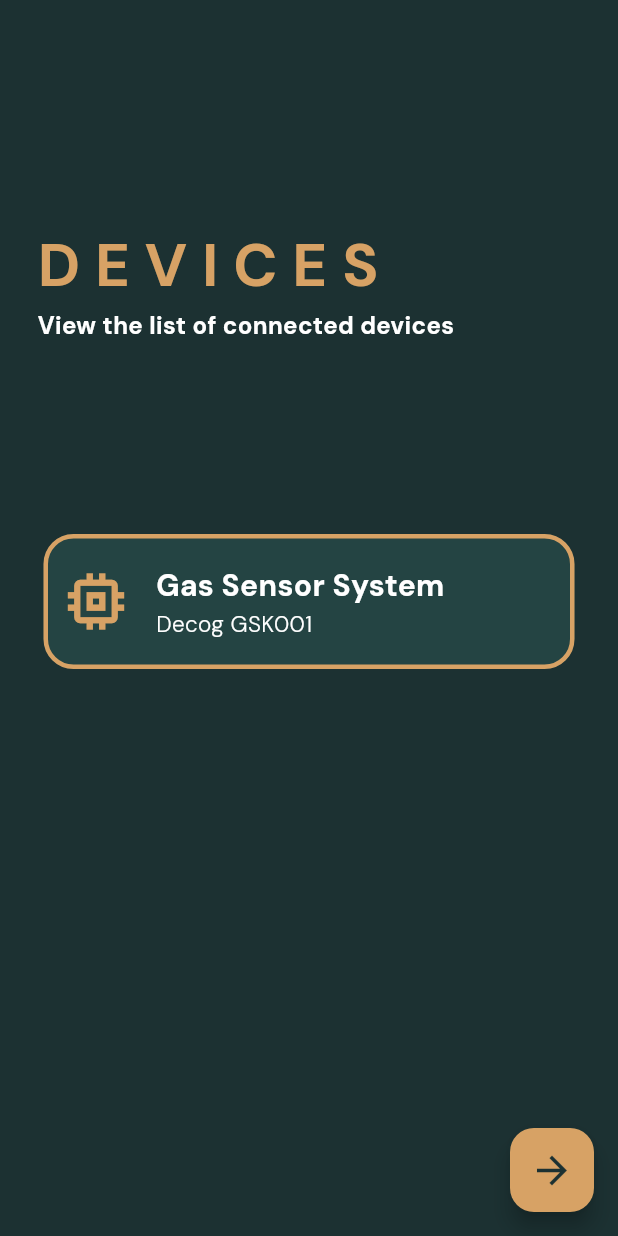
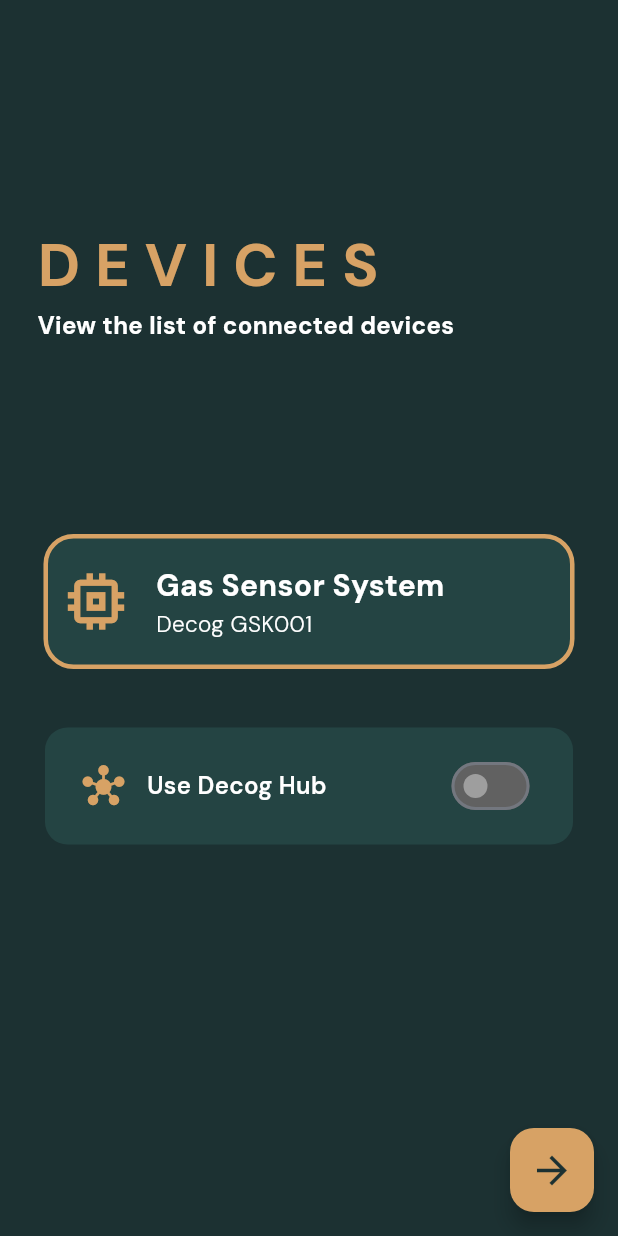
Before and after one commit to DatDevSteve/decog-gsk-connect, a Flutter app: the screen it shows after launch, after a tap on "Gas Sensor System", on a phone screen of 412 x 824 dp. Run offline on Flutter 3.47's test engine with Material 3 defaults, Android fonts, the phone set to English and light mode, and no system bars; our stand-ins replace google_fonts, shared_preferences, supabase_flutter; accounts and stored records are empty.

Commit message:
Add Supabase hub switch and config support
Introduced a new SupabaseConfig class to manage switching between cloud and local (Decog Hub) Supabase backends, with persistent user preference using shared_preferences. Updated main.dart to initialize Supabase based on saved preference. Enhanced device_list.dart with a UI switch to toggle between cloud and local hub, including loading and error handling. Added shared_preferences as a direct dependency.

```diff
--- /dev/null
+++ b/lib/config/supabase_config.dart
@@ -0,0 +1,71 @@
+import 'package:flutter/material.dart';
+import 'package:shared_preferences/shared_preferences.dart';
+import 'package:supabase_flutter/supabase_flutter.dart';
+
+class SupabaseConfig {
+  // Cloud Supabase credentials
+  static const String cloudUrl = 'https://mrqxzkaowylemjpqasdw.supabase.co';
+  static const String cloudAnonKey = 'sb_publishable_cNRFJ6aCyp7Ry5dqoj8vkg_KN8B-L79';
+
+  // Raspberry Pi (Local Hub) credentials via Tailscale
+  // Replace with your actual Raspberry Pi Tailscale IP and credentials
+  static const String localUrl = 'http://100.111.59.127:8000';  // Your Tailscale IP
+  static const String localAnonKey = 'eyJhbGciOiJIUzI1NiIsInR5cCI6IkpXVCJ9.eyJyb2xlIjoiYW5vbiIsImlzcyI6InN1cGFiYXNlIiwiaWF0IjoxNzY1MjE4NjAwLCJleHAiOjE5MjI5ODUwMDB9.cyJ3hGci0iJIUzI1NiIsInR5cCI6IkpXVCJ9.eyJyb2xlIjoiYW5vbiIsImlzcyI6InN1cGFiYXNlIiwiaWF0IjoxNzY1MjE4NjAwLCJleHAiOjE5MjI5ODUwMDB9';
+
+  // Preference key
+  static const String _prefKey = 'use_decog_hub';
+
+  // Get current hub preference
+  static Future<bool> isUsingLocalHub() async {
+    final prefs = await SharedPreferences.getInstance();
+    return prefs.getBool(_prefKey) ?? false; // Default to cloud
+  }
+
+  // Save hub preference
+  static Future<void> setUseLocalHub(bool useLocal) async {
+    final prefs = await SharedPreferences.getInstance();
+    await prefs.setBool(_prefKey, useLocal);
+  }
+
+  // Get current credentials based on preference
+  static Future<Map<String, String>> getCurrentCredentials() async {
+    final useLocal = await isUsingLocalHub();
+    return {
+      'url': useLocal ? localUrl : cloudUrl,
+      'anonKey': useLocal ? localAnonKey : cloudAnonKey,
+    };
+  }
+
+  // Initialize or reinitialize Supabase
+  static Future<void> initializeSupabase({bool forceReinit = false}) async {
+    try {
+      final credentials = await getCurrentCredentials();
+      final isLocal = await isUsingLocalHub();
+
+      if (forceReinit) {
+        // Dispose existing client
+        await Supabase.instance.dispose();
+        debugPrint('🔄 Supabase client disposed');
+      }
+
+      await Supabase.initialize(
+        url: credentials['url']!,
+        anonKey: credentials['anonKey']!,
+      );
+
+      debugPrint('✓ Supabase initialized successfully');
+      debugPrint('📡 Using ${isLocal ? "Local Hub (Raspberry Pi)" : "Cloud Server"}');
+      debugPrint('🌐 URL: ${credentials['url']}');
+    } catch (e) {
+      debugPrint('✗ Supabase initialization error: $e');
+      rethrow;
+    }
+  }
+
+  // Switch between hub and cloud
+  static Future<void> switchHub(bool useLocal) async {
+    debugPrint('🔄 Switching to ${useLocal ? "Local Hub" : "Cloud Server"}...');
+    await setUseLocalHub(useLocal);
+    await initializeSupabase(forceReinit: true);
+  }
+}
--- a/lib/device_list.dart
+++ b/lib/device_list.dart
@@ -1,3 +1,4 @@
+import 'package:decog_gsk/config/supabase_config.dart';  // ADD THIS
 import 'package:decog_gsk/status_monitor.dart';
 import 'package:decog_gsk/switcher_loading.dart';
 import 'package:flutter/material.dart';
@@ -12,12 +13,79 @@ class DeviceList extends StatefulWidget {
 
 class _DeviceListState extends State<DeviceList> {
   bool showButton = false;
-  Color clickBorder = Color.fromRGBO(36, 68, 67, 1);
+  bool useDecogHub = false;  // ADD THIS
+  bool isLoading = true;     // ADD THIS
+  Color clickBorder = const Color.fromRGBO(36, 68, 67, 1);
 
   @override
   void initState() {
     super.initState();
-    StatusMonitor.stopMonitoring();  // Stop monitoring on device list
+    StatusMonitor.stopMonitoring();
+    _loadHubPreference();  // ADD THIS
+  }
+
+  // Load saved hub preference
+  Future<void> _loadHubPreference() async {
+    final isLocal = await SupabaseConfig.isUsingLocalHub();
+    setState(() {
+      useDecogHub = isLocal;
+      isLoading = false;
+    });
+  }
+
+  // Toggle hub preference
+  Future<void> _toggleHub(bool value) async {
+    setState(() {
+      isLoading = true;
+    });
+
+    try {
+      await SupabaseConfig.switchHub(value);
+
+      if (mounted) {
+        setState(() {
+          useDecogHub = value;
+          isLoading = false;
+        });
+
+        // Show confirmation
+        ScaffoldMessenger.of(context).showSnackBar(
+          SnackBar(
+            content: Text(
+              value
+                  ? '✓ Switched to Decog Hub (Local Server)'
+                  : '✓ Switched to Cloud Server',
+              style: GoogleFonts.dmSans(
+                fontWeight: FontWeight.bold,
+                color: Colors.white,
+              ),
+            ),
+            backgroundColor: const Color.fromRGBO(215, 162, 101, 1),
+            duration: const Duration(seconds: 2),
+          ),
+        );
+      }
+    } catch (e) {
+      if (mounted) {
+        setState(() {
+          isLoading = false;
+        });
+
+        ScaffoldMessenger.of(context).showSnackBar(
+          SnackBar(
+            content: Text(
+              '✗ Failed to switch: $e',
+              style: GoogleFonts.dmSans(
+                fontWeight: FontWeight.bold,
+                color: Colors.white,
+              ),
+            ),
+            backgroundColor: Colors.red,
+            duration: const Duration(seconds: 3),
+          ),
+        );
+      }
+    }
   }
 
   @override
@@ -25,14 +93,12 @@ class _DeviceListState extends State<DeviceList> {
     double screenWidth = MediaQuery.of(context).size.width;
     double screenHeight = MediaQuery.of(context).size.height;
 
-
     return Scaffold(
       appBar: AppBar(
         automaticallyImplyLeading: false,
-        backgroundColor: Color.fromRGBO(28, 49, 50, 1),
-
+        backgroundColor: const Color.fromRGBO(28, 49, 50, 1),
       ),
-      backgroundColor: Color.fromRGBO(28, 49, 50, 1),
+      backgroundColor: const Color.fromRGBO(28, 49, 50, 1),
       body: Padding(
         padding: const EdgeInsets.all(10.0),
         child: Padding(
@@ -45,7 +111,7 @@ class _DeviceListState extends State<DeviceList> {
               Text(
                 "D E V I C E S",
                 style: GoogleFonts.dmSans(
-                  color: Color.fromRGBO(215, 162, 101, 1),
+                  color: const Color.fromRGBO(215, 162, 101, 1),
                   fontSize: 40,
                   fontWeight: FontWeight.bold,
                 ),
@@ -59,17 +125,19 @@ class _DeviceListState extends State<DeviceList> {
                 ),
               ),
               SizedBox(height: screenHeight * 0.15),
+
+              // Device Card
               Center(
                 child: InkWell(
                   radius: 100,
                   borderRadius: BorderRadius.circular(20),
-                  splashColor: Color.fromRGBO(215, 162, 101, 1),
+                  splashColor: const Color.fromRGBO(215, 162, 101, 1),
                   onTap: () {
                     setState(() {
                       showButton = !showButton;
-                      clickBorder = clickBorder == Color.fromRGBO(36, 68, 67, 1)
-                          ? Color.fromRGBO(215, 162, 101, 1)
-                          : Color.fromRGBO(36, 68, 67, 1);
+                      clickBorder = clickBorder == const Color.fromRGBO(36, 68, 67, 1)
+                          ? const Color.fromRGBO(215, 162, 101, 1)
+                          : const Color.fromRGBO(36, 68, 67, 1);
                     });
                   },
                   child: Card(
@@ -78,14 +146,14 @@ class _DeviceListState extends State<DeviceList> {
                       side: BorderSide(color: clickBorder, width: 3),
                       borderRadius: BorderRadius.circular(20),
                     ),
-                    color: Color.fromRGBO(36, 68, 67, 1),
+                    color: const Color.fromRGBO(36, 68, 67, 1),
                     child: SizedBox(
                       height: 90,
                       width: double.infinity,
                       child: Row(
                         children: [
-                          Padding(
-                            padding: const EdgeInsets.all(10.0),
+                          const Padding(
+                            padding: EdgeInsets.all(10.0),
                             child: Icon(
                               Icons.memory,
                               size: 50,
@@ -123,6 +191,58 @@ class _DeviceListState extends State<DeviceList> {
                   ),
                 ),
               ),
+
+              const SizedBox(height: 30),
+
+              // DECOG HUB SWITCH - NEW ADDITION
+              Padding(
+                padding: const EdgeInsets.all(5.0),
+                child: Container(
+                  padding: const EdgeInsets.symmetric(horizontal: 25, vertical: 15),
+                  decoration: BoxDecoration(
+                    color: const Color.fromRGBO(36, 68, 67, 1),
+                    borderRadius: BorderRadius.circular(15),
+                  ),
+                  child: Row(
+                    children: [
+                      const Icon(
+                        Icons.hub,
+                        color: Color.fromRGBO(215, 162, 101, 1),
+                        size: 28,
+                      ),
+                      const SizedBox(width: 15),
+                      Expanded(
+                        child: Text(
+                          "Use Decog Hub",
+                          style: GoogleFonts.dmSans(
+                            color: Colors.white,
+                            fontWeight: FontWeight.w600,
+                            fontSize: 16,
+                          ),
+                        ),
+                      ),
+                      if (isLoading)
+                        const SizedBox(
+                          width: 24,
+                          height: 24,
+                          child: CircularProgressIndicator(
+                            strokeWidth: 2,
+                            color: Color.fromRGBO(215, 162, 101, 1),
+                          ),
+                        )
+                      else
+                        Switch(
+                          value: useDecogHub,
+                          onChanged: _toggleHub,
+                          activeColor: const Color.fromRGBO(215, 162, 101, 1),
+                          activeTrackColor: const Color.fromRGBO(215, 162, 101, 0.5),
+                          inactiveThumbColor: Colors.grey,
+                          inactiveTrackColor: Colors.grey.shade700,
+                        ),
+                    ],
+                  ),
+                ),
+              ),
             ],
           ),
         ),
@@ -133,7 +253,7 @@ class _DeviceListState extends State<DeviceList> {
           Navigator.of(context).push(
             PageRouteBuilder(
               pageBuilder: (context, animation, secondaryAnimation) =>
-                  LoadingSwitch(),
+              const LoadingSwitch(),
               transitionsBuilder:
                   (context, animation, secondaryAnimation, child) {
                 const begin = Offset(1.0, 0.0);
@@ -148,12 +268,12 @@ class _DeviceListState extends State<DeviceList> {
                   child: child,
                 );
               },
-              transitionDuration: Duration(milliseconds: 500),
+              transitionDuration: const Duration(milliseconds: 500),
             ),
           );
         },
-        backgroundColor: Color.fromRGBO(215, 162, 101, 1),
-        child: Icon(
+        backgroundColor: const Color.fromRGBO(215, 162, 101, 1),
+        child: const Icon(
           Icons.arrow_forward,
           color: Color.fromRGBO(28, 49, 50, 1),
           size: 30,
--- a/lib/main.dart
+++ b/lib/main.dart
@@ -1,7 +1,8 @@
 import 'package:decog_gsk/device_list.dart';
 import 'package:decog_gsk/status_monitor.dart';
+import 'package:decog_gsk/config/supabase_config.dart';  // ADD THIS
 import 'package:flutter/material.dart';
-import 'package:flutter/services.dart';  // ADD THIS IMPORT
+import 'package:flutter/services.dart';
 import 'package:supabase_flutter/supabase_flutter.dart';
 
 void main() async {
@@ -13,15 +14,8 @@ void main() async {
     DeviceOrientation.portraitDown,
   ]);
 
-  try {
-    await Supabase.initialize(
-      url: 'https://mrqxzkaowylemjpqasdw.supabase.co',
-      anonKey: 'sb_publishable_cNRFJ6aCyp7Ry5dqoj8vkg_KN8B-L79',
-    );
-    debugPrint('✓ Supabase initialized successfully');
-  } catch (e) {
-    debugPrint('✗ Supabase initialization error: $e');
-  }
+  // Initialize Supabase with saved preference
+  await SupabaseConfig.initializeSupabase();
 
   runApp(const MainApp());
 }
--- a/pubspec.yaml
+++ b/pubspec.yaml
@@ -16,6 +16,7 @@ dependencies:
     sdk: flutter
   google_fonts: ^6.3.2
   supabase_flutter: ^2.10.3
+  shared_preferences: ^2.3.3
 
 dev_dependencies:
   flutter_launcher_icons: ^0.13.1
```
Also changed, not shown: pubspec.lock.
